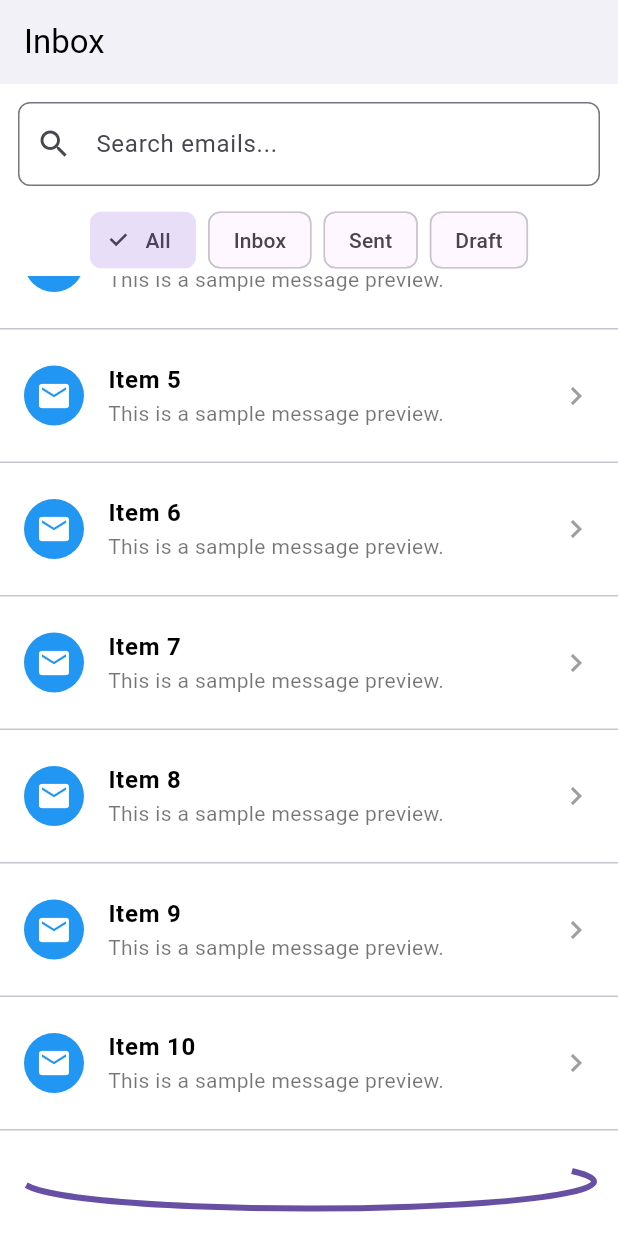
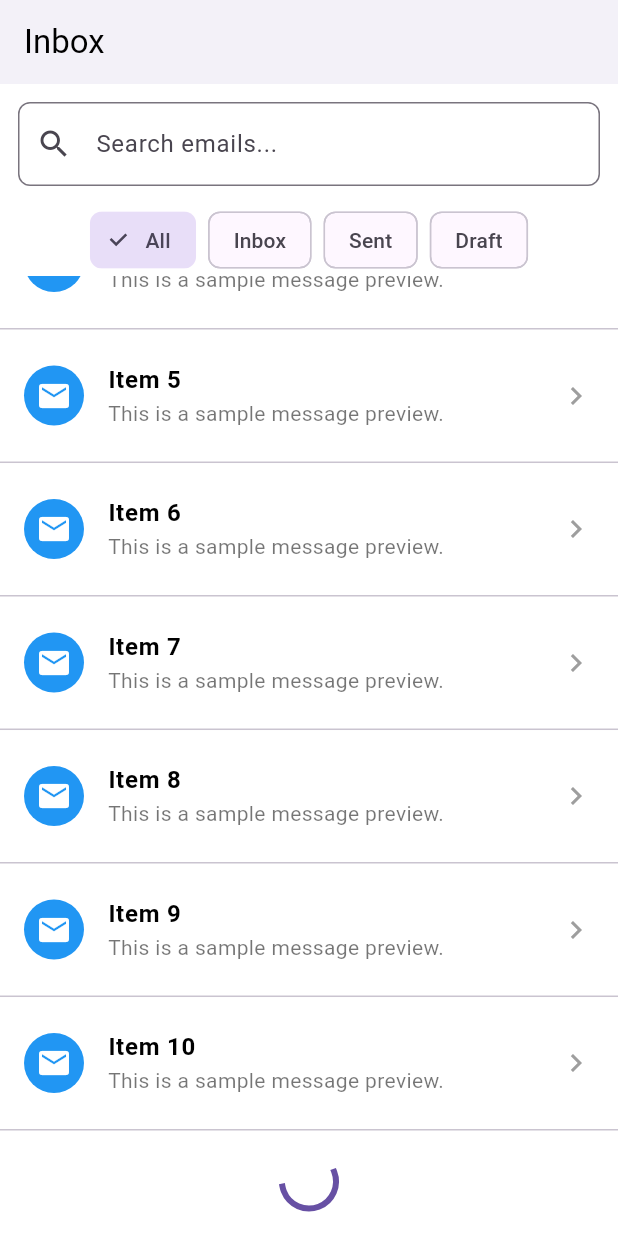
Before and after one commit to Sonia-dev/pagination_core, a Flutter app: the screen it shows after launch, scrolled down 347 dp, on a phone screen of 412 x 824 dp. Run offline on Flutter 3.47's test engine with Material 3 defaults, Android fonts, the phone set to English and light mode, and no system bars.

Commit message:
## 1.0.8 - **Enhanced**: loader for next page.

```diff
--- a/lib/pagination_core.dart
+++ b/lib/pagination_core.dart
@@ -184,7 +184,7 @@ class _PaginatedListState<T> extends State<PaginatedList<T>> {
                 return widget.paginator.hasNextPage
                     ? Padding(
                         padding: const EdgeInsets.all(16),
-                        child: const CircularProgressIndicator(),
+                        child: Center(child: const CircularProgressIndicator()),
                       )
                     : const SizedBox.shrink();
               }
--- a/pubspec.yaml
+++ b/pubspec.yaml
@@ -1,6 +1,6 @@
 name: pagination_core
 description: A simple and reusable pagination handler for any state management solution in Flutter.
-version: 1.0.7
+version: 1.0.8
 homepage: https://github.com/Sonia-dev/pagination_core
 
 environment:
```
Also changed, not shown: 2 other files.
